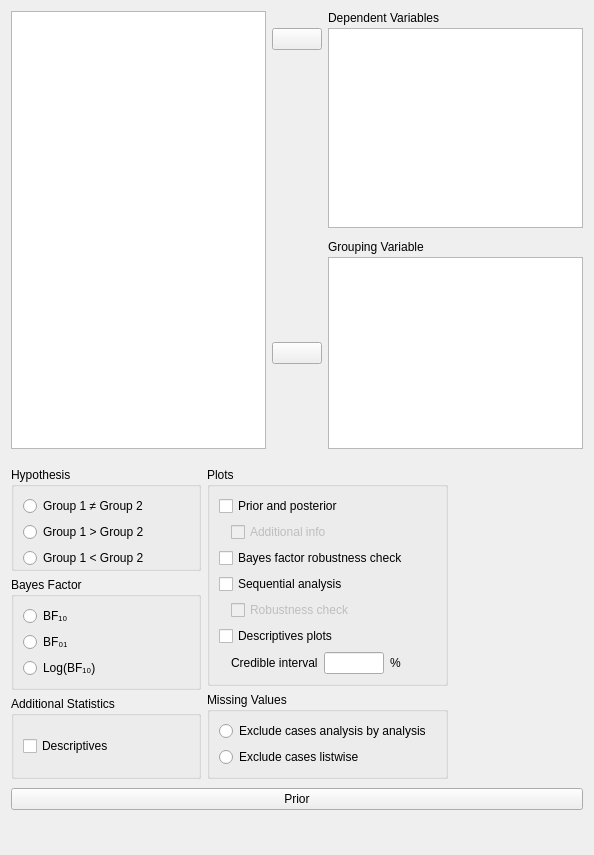
Before: the Qt Designer form JASP-Desktop/analysisforms/ttestbayesianindependentsamplesform.ui in jasp-stats/jasp-desktop, drawn with Qt 5.
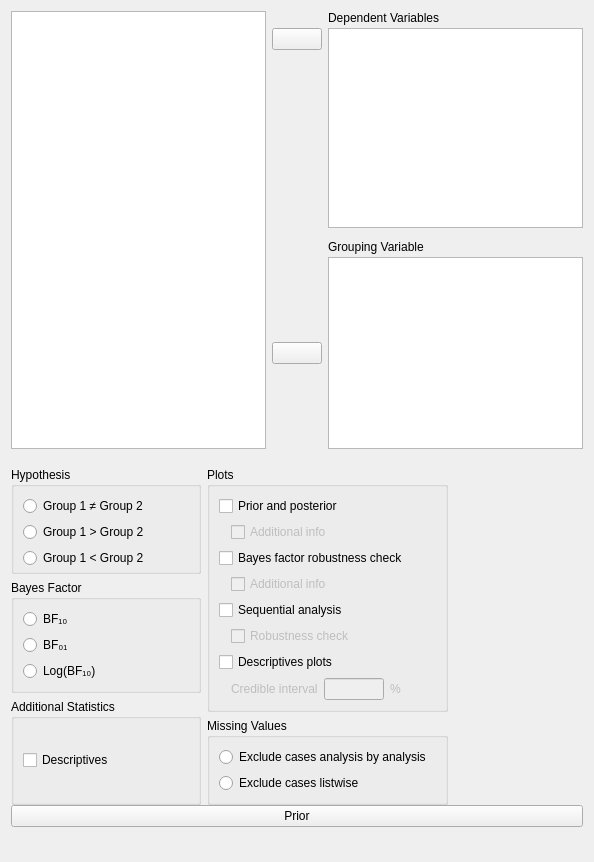
After: the same form once the commit is applied. Custom widgets are drawn as their Qt base class.

Commit message: T-Test Bayesian (Common module) layouts polished

Patch:
```diff
--- a/JASP-Desktop/analysisforms/ttestbayesianindependentsamplesform.ui
+++ b/JASP-Desktop/analysisforms/ttestbayesianindependentsamplesform.ui
@@ -258,7 +258,7 @@
             <string>Plots</string>
            </property>
            <layout class="QGridLayout" name="gridLayout_4">
-            <item row="5" column="0">
+            <item row="6" column="0">
              <widget class="QWidget" name="widget_4" native="true">
               <property name="maximumSize">
                <size>
@@ -268,7 +268,7 @@
               </property>
              </widget>
             </item>
-            <item row="5" column="1" colspan="4">
+            <item row="6" column="1" colspan="4">
              <widget class="BoundCheckBox" name="plotSequentialAnalysisRobustness">
               <property name="enabled">
                <bool>false</bool>
@@ -284,7 +284,7 @@
               </property>
              </widget>
             </item>
-            <item row="6" column="0" colspan="3">
+            <item row="7" column="0" colspan="3">
              <widget class="BoundCheckBox" name="descriptivesPlots">
               <property name="sizePolicy">
                <sizepolicy hsizetype="Fixed" vsizetype="Fixed">
@@ -310,7 +310,7 @@
               </property>
              </widget>
             </item>
-            <item row="4" column="0" colspan="3">
+            <item row="5" column="0" colspan="3">
              <widget class="BoundCheckBox" name="plotSequentialAnalysis">
               <property name="sizePolicy">
                <sizepolicy hsizetype="Fixed" vsizetype="Fixed">
@@ -352,8 +352,11 @@
               </property>
              </widget>
             </item>
-            <item row="7" column="1">
+            <item row="8" column="1">
              <widget class="QWidget" name="horizontalWidget" native="true">
+              <property name="enabled">
+               <bool>false</bool>
+              </property>
               <layout class="QHBoxLayout" name="horizontalLayout">
                <property name="leftMargin">
                 <number>0</number>
@@ -418,6 +421,22 @@
               </layout>
              </widget>
             </item>
+            <item row="4" column="1">
+             <widget class="BoundCheckBox" name="plotBayesFactorRobustnessAdditionalInfo">
+              <property name="enabled">
+               <bool>false</bool>
+              </property>
+              <property name="sizePolicy">
+               <sizepolicy hsizetype="Fixed" vsizetype="Fixed">
+                <horstretch>0</horstretch>
+                <verstretch>0</verstretch>
+               </sizepolicy>
+              </property>
+              <property name="text">
+               <string>Additional info</string>
+              </property>
+             </widget>
+            </item>
            </layout>
           </widget>
          </item>
```
Left out of the diff: 32 changed lines with no effect on the pictures. The commit also changes 2 other files.
